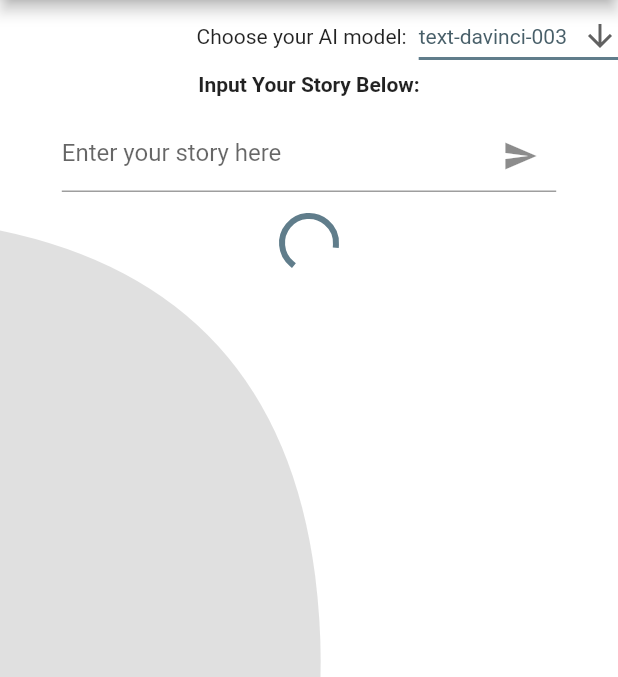
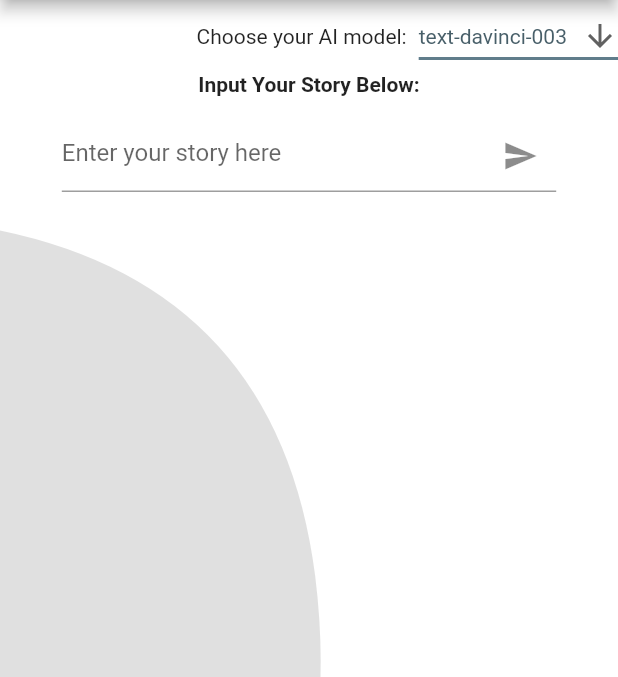
Before and after one commit to mealilo/FableAI, a Flutter app: the first screen one second after launch, on a phone screen of 412 x 824 dp, the part 84-761 px from its top. Run offline on Flutter 3.47's test engine with Material 2 defaults, Android fonts, the phone set to English and light mode, and no system bars.

Commit message:
correct loading timing

```diff
--- a/fableai/lib/main.dart
+++ b/fableai/lib/main.dart
@@ -59,11 +59,13 @@ class _HomeState extends State<Home> {
   }
 
   void _getData(str, model) async {
+    setState(() {});
     response = (await CompletionsApi.getStory(str, model));
     Future.delayed(const Duration(seconds: 2)).then((value) => setState(() {}));
   }
 
   String dropdownValue = gpt3Models.first;
+  String? submissionText;
 
   @override
   Widget build(BuildContext context) {
@@ -122,23 +124,29 @@ class _HomeState extends State<Home> {
               suffixIcon: IconButton(
                 icon: const Icon(Icons.send),
                 onPressed: () {
-                  _getData(myController.text, dropdownValue);
+                  submissionText = myController.text;
+                  _getData(submissionText, dropdownValue);
                 },
               ),
             ),
           ),
         ),
-        response == null
+        submissionText == null
+            ? const SizedBox(
+                height: 0,
+              )
+            : response == null
                 ? const Center(child: CircularProgressIndicator())
                 : SingleChildScrollView(
                     scrollDirection: Axis.vertical,
                     child: Padding(
                       padding: EdgeInsets.symmetric(
-                      vertical: 16.0,
-                      horizontal: ((MediaQuery.of(context).size.width) * 0.1)),
+                          vertical: 0,
+                          horizontal:
+                              ((MediaQuery.of(context).size.width) * 0.1)),
                       child: Text(
                         response!.choices![0]["text"].toString(),
-                    style: TextStyle(fontSize: 16),
+                        style: const TextStyle(fontSize: 16),
                       ),
                     )),
       ]),
@@ -180,18 +188,3 @@ class BackgroundPainter extends CustomPainter {
     return oldDelegate != this;
   }
 }
-
-
-              // FutureBuilder<String?>(
-              //   future: getData(myController.text),
-              //   builder: (context, snapshot) {
-              //     if (snapshot.hasError) {
-              //       final error = snapshot.error;
-              //       return Text('$error');
-              //     } else if (snapshot.hasData) {
-              //       String data = snapshot.data!;
-              //       return Text(data);
-              //     } else {
-              //       return const CircularProgressIndicator();
-              //     }
-              //   }, //Testing
```
Lines whose indentation alone changed are shown as unchanged.
